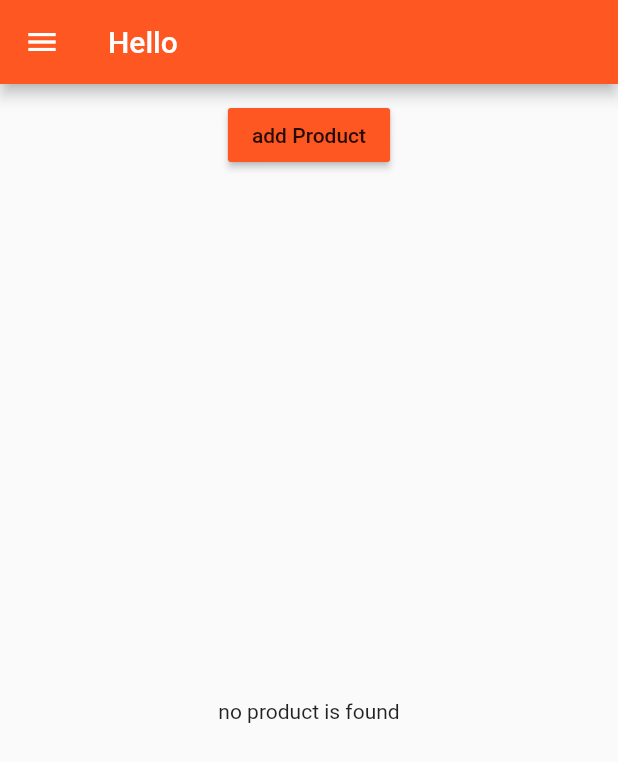
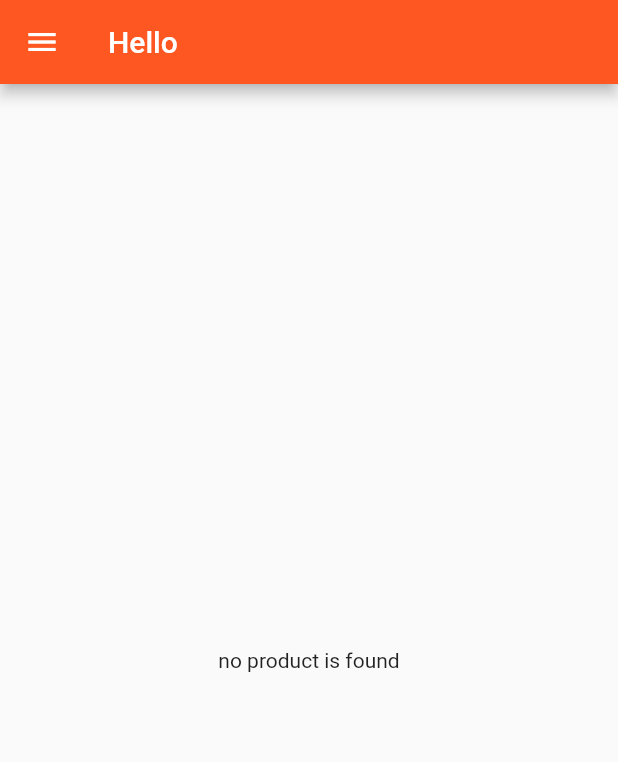
Before and after one commit to shyamanthawijesiri/flutterbookapp, a Flutter app: the screen it shows after launch, on a phone screen of 412 x 824 dp. Shown: the top 762 px of the screen. Run offline on Flutter 3.47's test engine with Material 2 defaults, Android fonts, the phone set to English and light mode, and no system bars.

Commit message:
add product useing a input fields

```diff
--- a/lib/main.dart
+++ b/lib/main.dart
@@ -17,9 +17,9 @@ class MyApp extends StatefulWidget {
 }
 
 class _MyAppState extends State<MyApp> {
-  List<Map<String, String>> _product = [];
+  List<Map<String, dynamic>> _product = [];
 
-  void _addProduct(Map<String, String> product) {
+  void _addProduct(Map<String, dynamic> product) {
     setState(() {
       _product.add(product);
     });
@@ -42,8 +42,9 @@ class _MyAppState extends State<MyApp> {
       //home:AuthPage(),
       routes: {
         '/': (BuildContext context) =>
-            ProductsPage(_product, _addProduct, _deleteProduct),
-        '/admin': (BuildContext context) => ProductsAdiminPage(),
+            ProductsPage(_product ),
+            // ProductsPage(_product,_addProduct, _deleteProduct),
+        '/admin': (BuildContext context) => ProductsAdiminPage(_addProduct, _deleteProduct),
       },
 
       onGenerateRoute: (RouteSettings settings) {
@@ -64,7 +65,8 @@ class _MyAppState extends State<MyApp> {
       onUnknownRoute: (RouteSettings settings) {
         return MaterialPageRoute(
           builder: (BuildContext context) =>
-              ProductsPage(_product, _addProduct, _deleteProduct),
+              ProductsPage(_product),
+            //  ProductsPage(_product, _addProduct, _deleteProduct),
         );
       },
     );
--- a/lib/pages/products.dart
+++ b/lib/pages/products.dart
@@ -5,11 +5,12 @@ import './products_admin.dart';
 
 class ProductsPage extends StatelessWidget {
 
-final List<Map<String,String>> product;
-final Function addProduct;
-final Function deleteProduct;
+final List<Map<String,dynamic>> product;
+// final Function addProduct;
+// final Function deleteProduct;
 
-ProductsPage(this.product, this.addProduct, this.deleteProduct);
+ProductsPage(this.product);
+//ProductsPage(this.product, this.addProduct, this.deleteProduct);
   @override
   Widget build(BuildContext context) {
     // TODO: implement build
@@ -32,7 +33,8 @@ ProductsPage(this.product, this.addProduct, this.deleteProduct);
       appBar: AppBar(
         title: Text('Hello'),
       ),
-      body: ProductManager(product,addProduct,deleteProduct),
+     // body: ProductManager(product,addProduct,deleteProduct),
+      body: ProductManager(product),
     );
   }
 }
--- a/lib/pages/products_admin.dart
+++ b/lib/pages/products_admin.dart
@@ -6,6 +6,10 @@ import 'product_create.dart';
 import 'products.dart';
 
 class ProductsAdiminPage extends StatelessWidget {
+  final Function addProduct;
+  final Function deleteProduct;
+
+  ProductsAdiminPage(this.addProduct,this.deleteProduct);
   @override
   Widget build(BuildContext context) {
     // TODO: implement build
@@ -36,7 +40,7 @@ class ProductsAdiminPage extends StatelessWidget {
           ]),
         ),
         body: TabBarView(children: <Widget>[
-          ProductCreatePage(),
+          ProductCreatePage(addProduct),
           ProductListPage(),
         ]),
       ),
--- a/lib/product.dart
+++ b/lib/product.dart
@@ -2,11 +2,14 @@ import 'package:first_app/pages/product.dart';
 import 'package:flutter/material.dart';
 
 class Products extends StatelessWidget {
-  final List<Map<String, String>> product;
-  final Function deleteProduct;
-  Products(this.product, {this.deleteProduct}) {
+  final List<Map<String, dynamic>> product;
+  // final Function deleteProduct;
+  Products(this.product) {
     print('[Products Widget] constructor');
   }
+  // Products(this.product, {this.deleteProduct}) {
+  //   print('[Products Widget] constructor');
+  // }
   Widget _buildProductItem(BuildContext context, int index) {
     return Card(
       child: Column(
@@ -20,12 +23,12 @@ class Products extends StatelessWidget {
                 child: Text("Details"),
                 onPressed: () => Navigator.pushNamed<bool>(
                         context, '/product/' + index.toString())
-                    .then((bool value) {
-                  if (value) {
-                    deleteProduct(index);
-                  }
-                  print(value);
-                }),
+                //     .then((bool value) {
+                //   if (value) {
+                //     deleteProduct(index);
+                //   }
+                //   print(value);
+                // }),
               )
             ],
           )
--- a/lib/product_control.dart
+++ b/lib/product_control.dart
@@ -1,17 +1,17 @@
-import 'package:flutter/material.dart';
+// import 'package:flutter/material.dart';
 
-class ProductControl extends StatelessWidget{
-  final Function addProduct;
-  ProductControl(this.addProduct);
-  @override
-  Widget build(BuildContext context) {
+// class ProductControl extends StatelessWidget{
+//   final Function addProduct;
+//   ProductControl(this.addProduct);
+//   @override
+//   Widget build(BuildContext context) {
 
-    return RaisedButton(
-            color: Theme.of(context).primaryColor,
-            onPressed: () {
-             addProduct({'title':'chocolate', 'image':'assets/leaves.jpg'});
-            },
-            child: Text('add Product'),
-          );
-  }
-}
+//     return RaisedButton(
+//             color: Theme.of(context).primaryColor,
+//             onPressed: () {
+//              addProduct({'title':'chocolate', 'image':'assets/leaves.jpg'});
+//             },
+//             child: Text('add Product'),
+//           );
+//   }
+// }
--- a/lib/product_manager.dart
+++ b/lib/product_manager.dart
@@ -36,11 +36,12 @@ class ProductManager extends StatelessWidget {
 //     print('[ProductManager widget] didUpdateWidget()');
 //     super.didUpdateWidget(oldWidget);
 //   }
-final List<Map<String,String>> product;
-final Function addProduct;
-final Function deleteProduct;
+final List<Map<String,dynamic>> product;
+// final Function addProduct;
+// final Function deleteProduct;
 
-ProductManager(this.product, this.addProduct, this.deleteProduct);
+ProductManager(this.product);
+//ProductManager(this.product, this.addProduct, this.deleteProduct);
 
 
   @override
@@ -49,11 +50,12 @@ ProductManager(this.product, this.addProduct, this.deleteProduct);
     print('[ProductManager state] build()');
     return Column(
       children: [
-        Container(
-          margin: EdgeInsets.all(10.0),
-          child: ProductControl(addProduct),
-        ),
-        Expanded(child: Products(product, deleteProduct : deleteProduct))
+        // Container(
+        //   margin: EdgeInsets.all(10.0),
+        //   child: ProductControl(addProduct),
+        // ),
+        Expanded(child: Products(product))
+       // Expanded(child: Products(product, deleteProduct : deleteProduct))
       ],
     );
   }
```
Also changed, not shown: lib/pages/product_create.dart (+13 -1 lines).
